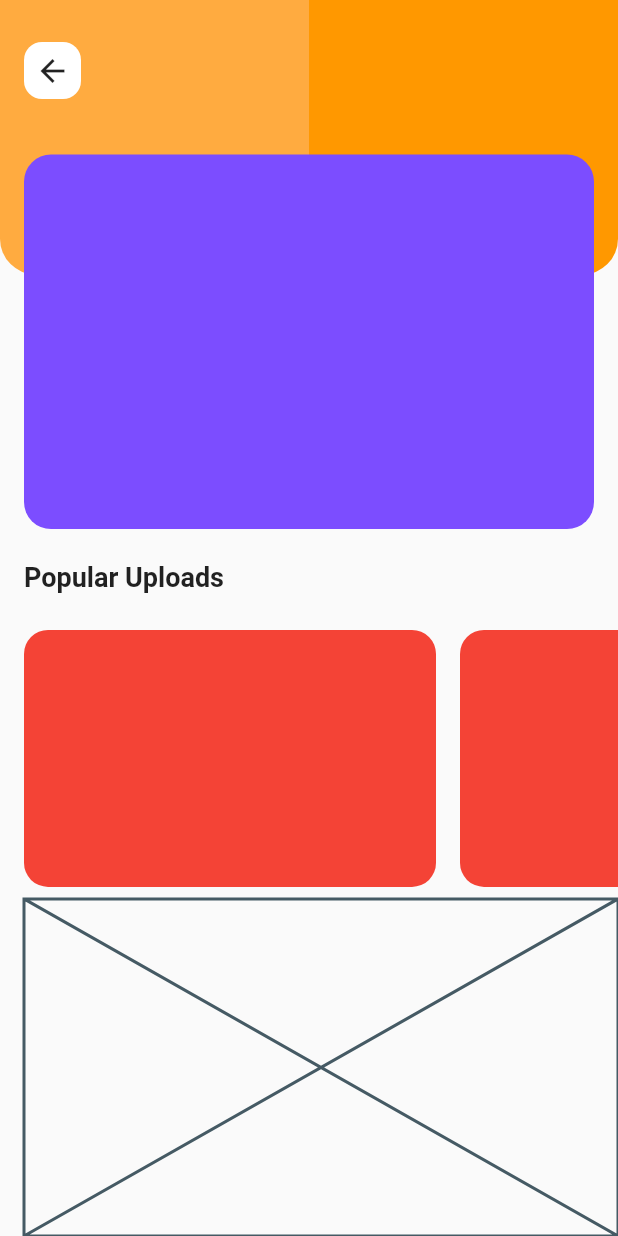
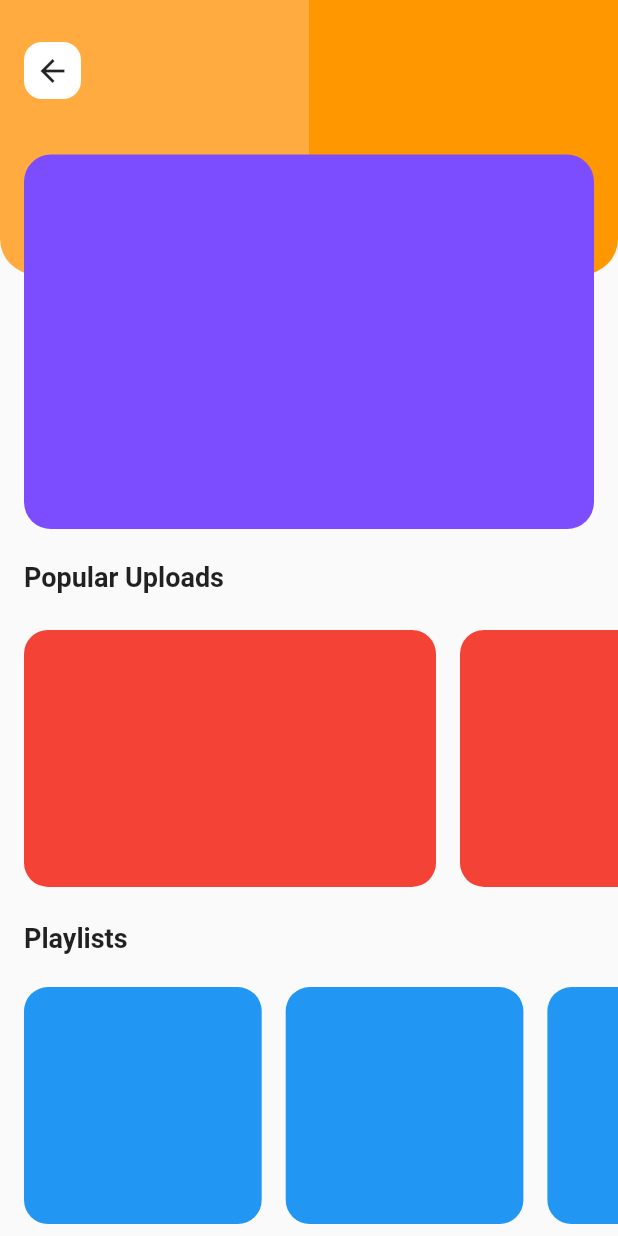
Before and after one commit to JAICHANGPARK/flutter_notebook_the_third_story, a Flutter app: the screen it shows after launch, on a phone screen of 412 x 824 dp. Run offline on Flutter 3.47's test engine with Material 2 defaults, Android fonts, the phone set to English and light mode, and no system bars; our stand-ins replace badges, dotted_border, fl_chart, google_fonts, page_transition, percent_indicator.

Commit message:
Update main_page.dart

```diff
--- a/lib/profile_concept_app/main_page.dart
+++ b/lib/profile_concept_app/main_page.dart
@@ -120,8 +120,42 @@ class MainPage extends StatelessWidget {
                   ),
                 ),
                 Expanded(
-                  child: Placeholder(),
-                )
+                  child: Padding(
+                    padding: const EdgeInsets.only(top: 16),
+                    child: Column(
+                      crossAxisAlignment: CrossAxisAlignment.start,
+                      children: <Widget>[
+                        Expanded(
+                          flex: 2,
+                          child: Text(
+                            "Playlists",
+                            style: TextStyle(
+                              fontWeight: FontWeight.bold,
+                              fontSize: 18,
+                            ),
+                          ),
+                        ),
+                        Expanded(
+                          flex: 10,
+                          child: ListView.builder(
+                            scrollDirection: Axis.horizontal,
+                            itemBuilder: (context, index) {
+                              return Container(
+                                margin: EdgeInsets.only(top: 8, bottom: 8, right: 16),
+                                width: MediaQuery.of(context).size.width / 2.6,
+                                decoration: BoxDecoration(
+                                    color: Colors.blue,
+                                    borderRadius: BorderRadius.circular(16)
+                                ),
+                              );
+                            },
+                            itemCount: 10,
+                          ),
+                        )
+                      ],
+                    ),
+                  ),
+                ),
               ],
             ),
           )
```
